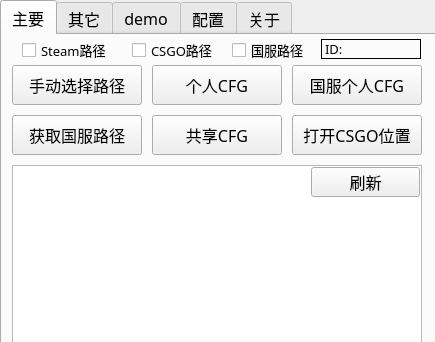
Purple-CSGO/CSGO-Toolbox-Qt, file mainwindow.ui: the form before one commit; both pictures show x 0 to 435 and y 0 to 342 of the 435 by 605 pixel window.
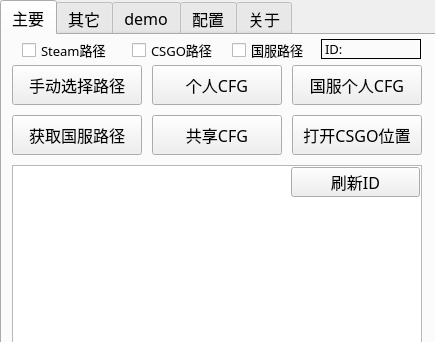
The form after the commit. The open tabs and pages were chosen to show the change.

What changed in the file:
```diff
--- a/mainwindow.ui
+++ b/mainwindow.ui
@@ -256,9 +256,9 @@
      <widget class="QPushButton" name="getUserDataBtn">
       <property name="geometry">
        <rect>
-        <x>309</x>
+        <x>289</x>
         <y>132</y>
-        <width>109</width>
+        <width>129</width>
         <height>30</height>
        </rect>
       </property>
@@ -271,7 +271,7 @@
        </font>
       </property>
       <property name="text">
-       <string>刷新</string>
+       <string>刷新ID</string>
       </property>
      </widget>
      <widget class="QPushButton" name="getLauncherPathBtn">
```
Left out of the diff: 10 changed lines with no effect on the pictures.
